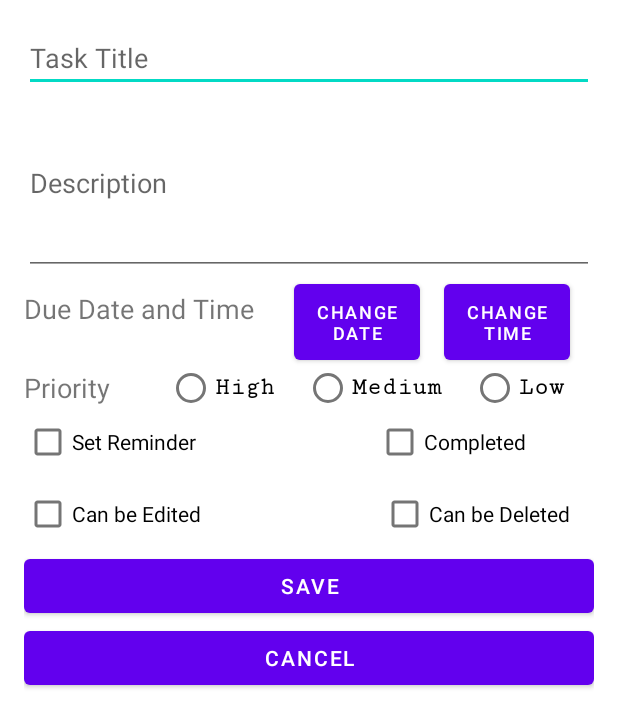
After one commit to MomenSalem/TestNavigation, an Android app: the EditTaskActivity screen opened directly, with no data from a screen before it, on a phone screen of 412 x 824 dp. The commit adds this screen. Shown: the top 727 px of the screen. Run offline under Robolectric (Android 15) with nearby library versions, the phone set to English and light mode, and no system bars; 1 statement that could not run was skipped.

Commit message:
Add heavy features 2

```diff
--- a/app/src/main/java/com/example/testnavigation/DateSeparatorDecoration.java
+++ b/app/src/main/java/com/example/testnavigation/DateSeparatorDecoration.java
@@ -14,7 +14,7 @@ public class DateSeparatorDecoration extends RecyclerView.ItemDecoration {
 
     public DateSeparatorDecoration(Context context) {
         paint = new Paint();
-        paint.setColor(ContextCompat.getColor(context, R.color.black)); // Define the separator color
+        paint.setColor(ContextCompat.getColor(context, R.color.red)); // Define the separator color
         paint.setStrokeWidth(15); // Set the thickness of the separator line
     }
 
--- /dev/null
+++ b/app/src/main/java/com/example/testnavigation/EditTaskActivity.java
@@ -0,0 +1,176 @@
+package com.example.testnavigation;
+
+import android.database.Cursor;
+import android.os.Bundle;
+import android.util.Log;
+import android.widget.Button;
+import android.widget.CheckBox;
+import android.widget.EditText;
+import android.widget.RadioGroup;
+import android.widget.TextView;
+import android.widget.Toast;
+
+import androidx.appcompat.app.AppCompatActivity;
+import com.example.testnavigation.databinding.ActivityEditTaskBinding;
+
+public class EditTaskActivity extends AppCompatActivity {
+    private ActivityEditTaskBinding binding;
+    SharedPrefManager sharedPrefManager;
+    DataBaseHelper dataBaseHelper;
+    private EditText titleEditText, descriptionEditText;
+    private TextView dueDateTime;
+    private RadioGroup priorityRadioGroup;
+    private CheckBox reminderCheckBox, completionCheckBox, canEditCheckBox, canDeleteCheckBox;
+    private Button dateButton, timeButton, saveButton, cancelButton;
+    Task task;
+
+    @Override
+    protected void onCreate(Bundle savedInstanceState) {
+        super.onCreate(savedInstanceState);
+        binding = ActivityEditTaskBinding.inflate(getLayoutInflater());
+        setContentView(binding.getRoot());
+
+        sharedPrefManager = SharedPrefManager.getInstance(this);
+        String userEmail = sharedPrefManager.readString("user_primary_key", "no way");
+
+
+        // Initialize views
+        titleEditText = binding.editTextTitle;
+        descriptionEditText = binding.editTextDescription;
+        dueDateTime = binding.TextDueDateTime;
+        priorityRadioGroup = binding.priorityLevelRadioGroup;
+        reminderCheckBox = binding.checkBoxRemider;
+        completionCheckBox = binding.checkBoxCompleted;
+        canEditCheckBox = binding.checkBoxCanEdit;
+        canDeleteCheckBox = binding.checkBoxCanDelete;
+        dateButton = binding.dateBtn;
+        timeButton = binding.timeBtn;
+        saveButton = binding.buttonSave;
+        cancelButton = binding.buttonCancel;
+
+        try {
+            dataBaseHelper = new DataBaseHelper(this, "final_project_db", null, 1);
+            // Use the database helper
+        } catch (Exception e) {
+            e.printStackTrace();
+        } finally {
+            if (dataBaseHelper != null) {
+                // Assuming DataBaseHelper has a method to close the database or cleanup
+                dataBaseHelper.close();
+            }
+        }
+
+        // Get the task ID from the intent
+        long taskId = getIntent().getLongExtra("task_id", -1);
+        if (taskId == -1) {
+            // Handle the case where the task ID is not provided
+            finish();
+            return;
+        }
+
+        // Load the task from the database
+        Cursor cursor = dataBaseHelper.getTaskByIdForUser(taskId, userEmail);
+
+        if (cursor.moveToFirst()) {
+            long id = cursor.getLong(0);
+            String taskTitle = cursor.getString(1);
+            String taskDescription = cursor.getString(2);
+            String dueDate = cursor.getString(3);
+            int priority = cursor.getInt(4);
+            boolean canEdit = cursor.getInt(5) == 1;
+            boolean canDelete = cursor.getInt(6) == 1;
+            boolean setReminder = cursor.getInt(7) == 1;
+            boolean completionStatus = cursor.getInt(8) == 1;
+
+            // Create a new Task object
+            task = new Task(id, taskTitle, taskDescription, dueDate, priority, canEdit, canDelete, setReminder, completionStatus);
+
+            // Populate the fields with task data
+            titleEditText.setText(taskTitle);
+            descriptionEditText.setText(taskDescription);
+            dueDateTime.setText(dueDate);
+
+            // Set priority level
+            switch(priority){
+                case 0:
+                    priorityRadioGroup.check(R.id.radioHigh);
+                    break;
+                case 1:
+                    priorityRadioGroup.check(R.id.radioMedium);
+                    break;
+                case 2:
+                    priorityRadioGroup.check(R.id.radioLow);
+                    break;
+            }
+
+            // Set reminder and completion status
+            reminderCheckBox.setChecked(setReminder);
+            completionCheckBox.setChecked(completionStatus);
+            canEditCheckBox.setChecked(canEdit);
+            canDeleteCheckBox.setChecked(canDelete);
+
+
+            // Set up listeners
+            saveButton.setOnClickListener(v -> saveTask());
+            cancelButton.setOnClickListener(v -> finish());
+        }
+        else{
+            // if there is an error close the activity
+            finish();
+        }
+    }
+    private void saveTask() {
+        // Extract the text from the EditText fields
+        String title = titleEditText.getText().toString();
+        String description = descriptionEditText.getText().toString();
+        String dueDT = dueDateTime.getText().toString();
+
+        // Check if any fields are empty
+        if (title.isEmpty() || description.isEmpty()) {
+            // Create a toast message for the empty field(s)
+            String message = "Please fill in all the fields:";
+            if (title.isEmpty()) message += "\n- Title";
+            if (description.isEmpty()) message += "\n- Description";
+
+            // Show the toast with a red background
+            Toast toast = Toast.makeText(this, message, Toast.LENGTH_LONG);
+            toast.getView().setBackgroundColor(getResources().getColor(android.R.color.holo_red_light));
+            toast.show();
+            return;  // Do not continue with the save
+        }
+
+        task.setTitle(title);
+        task.setDescription(description);
+        task.setDueDate(dueDT);
+        int selectedId = priorityRadioGroup.getCheckedRadioButtonId();
+
+        if (selectedId == R.id.radioHigh) {
+            task.setPriority(0);
+        } else if (selectedId == R.id.radioMedium) {
+            task.setPriority(1);
+        } else if (selectedId == R.id.radioLow) {
+            task.setPriority(2);
+        }
+        Log.d("Momen", String.valueOf(task.getPriority()));
+        task.setCanEdit(canEditCheckBox.isChecked());
+        task.setCanDelete(canDeleteCheckBox.isChecked());
+        task.setSetReminder(reminderCheckBox.isChecked());
+        task.setCompleted(completionCheckBox.isChecked());
+
+        // Open the database, update the task, and close the database
+        try {
+            dataBaseHelper = new DataBaseHelper(this, "final_project_db", null, 1);
+            dataBaseHelper.updateTask(task);
+            Toast.makeText(this, "Task updated successfully", Toast.LENGTH_SHORT).show();
+            finish();
+        } catch (Exception e) {
+            e.printStackTrace();
+            Toast.makeText(this, "Failed to update task", Toast.LENGTH_SHORT).show();
+        } finally {
+            if (dataBaseHelper != null) {
+                dataBaseHelper.close();
+            }
+        }
+    }
+
+}
--- a/app/src/main/java/com/example/testnavigation/SharedPrefManager.java
+++ b/app/src/main/java/com/example/testnavigation/SharedPrefManager.java
@@ -2,6 +2,7 @@ package com.example.testnavigation;
 
 import android.content.Context;
 import android.content.SharedPreferences;
+import android.util.Log;
 
 import androidx.appcompat.app.AppCompatDelegate;
 
@@ -50,6 +51,9 @@ public class SharedPrefManager {
         sharedPreferences = context.getSharedPreferences(SHARED_PREF_NAME,
                 SHARED_PREF_PRIVATE);
 
+
+        boolean test = sharedPreferences.getBoolean("darkTheme", false);
+        Log.d("test", "test = " + test);
         if (sharedPreferences.getBoolean("darkTheme", false)) {
             // Apply the dark theme
             AppCompatDelegate.setDefaultNightMode(AppCompatDelegate.MODE_NIGHT_YES);
--- /dev/null
+++ b/app/src/main/res/layout/activity_edit_task.xml
@@ -0,0 +1,158 @@
+<LinearLayout xmlns:android="http://schemas.android.com/apk/res/android"
+    android:orientation="vertical"
+    android:padding="16dp"
+    android:layout_width="match_parent"
+    android:layout_height="match_parent">
+
+    <EditText
+        android:id="@+id/editTextTitle"
+        android:layout_width="match_parent"
+        android:layout_height="wrap_content"
+        android:hint="Task Title" />
+
+    <EditText
+        android:id="@+id/editTextDescription"
+        android:layout_width="match_parent"
+        android:layout_height="122dp"
+        android:hint="Description" />
+
+    <LinearLayout
+        android:layout_width="match_parent"
+        android:layout_height="wrap_content"
+        android:orientation="horizontal">
+
+        <TextView
+            android:id="@+id/TextDueDateTime"
+            android:layout_width="180dp"
+            android:layout_height="wrap_content"
+            android:text="Due Date and Time"
+            android:textSize="18sp" />
+
+        <Button
+            android:id="@+id/dateBtn"
+            android:layout_width="90dp"
+            android:layout_height="wrap_content"
+            android:layout_marginEnd="16dp"
+            android:layout_weight="1"
+            android:padding="10dp"
+            android:text="Change Date"
+            android:textSize="12sp" />
+
+        <Button
+            android:id="@+id/timeBtn"
+            android:layout_width="90dp"
+            android:layout_height="wrap_content"
+            android:layout_marginEnd="16dp"
+            android:layout_weight="1"
+            android:padding="10dp"
+            android:text="Change Time"
+            android:textSize="12sp" />
+    </LinearLayout>
+
+    <LinearLayout
+        android:layout_width="match_parent"
+        android:layout_height="wrap_content"
+        android:orientation="horizontal">
+
+        <TextView
+            android:id="@+id/textView19"
+            android:layout_width="190dp"
+            android:layout_height="wrap_content"
+            android:layout_weight="1"
+            android:fontFamily="sans-serif"
+            android:text="Priority"
+            android:textSize="18dp" />
+
+        <RadioGroup
+            android:id="@+id/priorityLevelRadioGroup"
+            android:layout_width="match_parent"
+            android:layout_height="match_parent"
+            android:layout_weight="1"
+            android:orientation="horizontal">
+
+            <RadioButton
+                android:id="@+id/radioHigh"
+                android:layout_width="wrap_content"
+                android:layout_height="wrap_content"
+                android:layout_weight="1"
+                android:fontFamily="serif-monospace"
+                android:text="High"
+                android:textSize="16dp"
+                android:textStyle="bold" />
+
+            <RadioButton
+                android:id="@+id/radioMedium"
+                android:layout_width="wrap_content"
+                android:layout_height="wrap_content"
+                android:layout_weight="1"
+                android:fontFamily="serif-monospace"
+                android:text="Medium"
+                android:textSize="16dp"
+                android:textStyle="bold" />
+
+            <RadioButton
+                android:id="@+id/radioLow"
+                android:layout_width="wrap_content"
+                android:layout_height="wrap_content"
+                android:layout_weight="1"
+                android:fontFamily="serif-monospace"
+                android:text="Low"
+                android:textSize="16dp"
+                android:textStyle="bold" />
+        </RadioGroup>
+
+    </LinearLayout>
+
+    <LinearLayout
+        android:layout_width="match_parent"
+        android:layout_height="wrap_content"
+        android:orientation="horizontal">
+
+        <CheckBox
+            android:id="@+id/checkBoxRemider"
+            android:layout_width="wrap_content"
+            android:layout_height="wrap_content"
+            android:layout_marginRight="60dp"
+            android:text="Set Reminder" />
+
+        <CheckBox
+            android:id="@+id/checkBoxCompleted"
+            android:layout_width="wrap_content"
+            android:layout_height="wrap_content"
+            android:layout_marginLeft="60dp"
+            android:text="Completed" />
+    </LinearLayout>
+
+    <LinearLayout
+        android:layout_width="match_parent"
+        android:layout_height="wrap_content"
+        android:orientation="horizontal">
+
+        <CheckBox
+            android:id="@+id/checkBoxCanEdit"
+            android:layout_width="wrap_content"
+            android:layout_height="wrap_content"
+            android:layout_marginRight="60dp"
+            android:text="Can be Edited" />
+
+        <CheckBox
+            android:id="@+id/checkBoxCanDelete"
+            android:layout_width="wrap_content"
+            android:layout_height="wrap_content"
+            android:layout_marginLeft="60dp"
+            android:text="Can be Deleted" />
+    </LinearLayout>
+
+
+    <Button
+        android:id="@+id/buttonSave"
+        android:layout_width="match_parent"
+        android:layout_height="wrap_content"
+        android:text="Save" />
+
+    <Button
+        android:id="@+id/buttonCancel"
+        android:layout_width="match_parent"
+        android:layout_height="wrap_content"
+        android:text="Cancel" />
+</LinearLayout>
--- a/app/src/main/res/layout/activity_main.xml
+++ b/app/src/main/res/layout/activity_main.xml
@@ -1,7 +1,6 @@
 <ScrollView xmlns:android="http://schemas.android.com/apk/res/android"
     android:layout_width="match_parent"
-    android:layout_height="match_parent"
-    android:background="@color/backgroundColor">
+    android:layout_height="match_parent">
 
     <LinearLayout
         android:id="@+id/verticalLayout"
--- a/app/src/main/res/layout/activity_sign_up.xml
+++ b/app/src/main/res/layout/activity_sign_up.xml
@@ -5,8 +5,6 @@
     android:id="@+id/main"
     android:layout_width="match_parent"
     android:layout_height="match_parent"
-    android:background="@color/linkColor"
-    android:backgroundTint="@color/linkColor"
     android:orientation="vertical"
     tools:context=".SignUpActivity">
 
@@ -50,8 +48,6 @@
         android:layout_width="389dp"
         android:layout_height="421dp"
         android:layout_gravity="center"
-        android:background="@color/backgroundColor"
-        android:backgroundTint="@color/backgroundColor"
         android:orientation="vertical"
         android:paddingLeft="10dp"
         android:paddingTop="20dp"
--- a/app/src/main/res/layout/fragment_new_task.xml
+++ b/app/src/main/res/layout/fragment_new_task.xml
@@ -133,7 +133,7 @@
                 android:textStyle="bold" />
 
             <RadioButton
-                android:id="@+id/radioButton3"
+                android:id="@+id/radioMedium"
                 android:layout_width="wrap_content"
                 android:layout_height="wrap_content"
                 android:layout_weight="1"
@@ -143,7 +143,7 @@
                 android:textStyle="bold" />
 
             <RadioButton
-                android:id="@+id/radioButton2"
+                android:id="@+id/radioLow"
                 android:layout_width="wrap_content"
                 android:layout_height="wrap_content"
                 android:layout_weight="1"
--- a/app/src/main/res/values/colors.xml
+++ b/app/src/main/res/values/colors.xml
@@ -8,10 +8,13 @@
     <color name="black">#FF000000</color>
     <color name="white">#FFFFFFFF</color>
 
-    <color name="backgroundColor">#FFFFFFFF</color>
     <color name="primaryColor">#FF6200EE</color>
     <color name="linkColor">#FF03DAC5</color>
     <color name="red">#FF0000</color>
 
+    <color name="colorLowPriority">#FF4CAF50</color>
+    <color name="colorMediumPriority">#FFFF9800</color>
+    <color name="colorHighPriority">#FFF44336</color>
+
 
 </resources>
```
Also changed, not shown: app/src/main/AndroidManifest.xml (+9 -6 lines), app/src/main/java/com/example/testnavigation/DataBaseHelper.java (+73 -26 lines), app/src/main/java/com/example/testnavigation/HomeActivity.java (+10 -10 lines), app/src/main/java/com/example/testnavigation/MainActivity.java (+10 -1 lines), app/src/main/java/com/example/testnavigation/Task.java (+4 -4 lines), app/src/main/java/com/example/testnavigation/TaskAdapter.java (+10 -1 lines), app/src/main/java/com/example/testnavigation/ui/all_tasks/AllTasksFragment.java (+16 -3 lines), app/src/main/java/com/example/testnavigation/ui/completed_task/CompletedTaskFragment.java (+7 -2 lines), app/src/main/java/com/example/testnavigation/ui/new_task/NewTaskFragment.java (+16 -5 lines), app/src/main/java/com/example/testnavigation/ui/search_task/SearchTaskFragment.java (+7 -2 lines), app/src/main/java/com/example/testnavigation/ui/today_task/TodayTaskFragment.java (+7 -2 lines).
